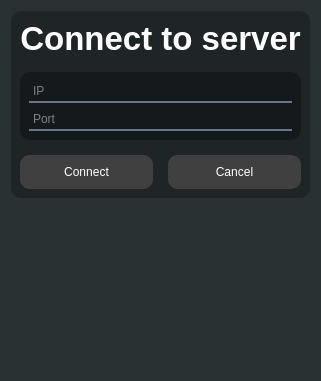
Above: client/UI/connection.ui from Inso4ka/CL-system before the change. Below: the same form after it.
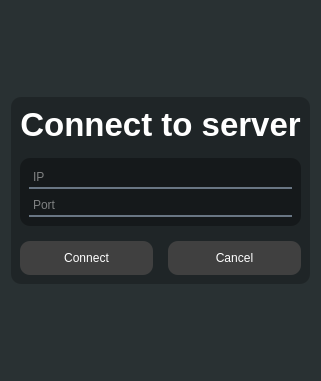
That is the form after the change. Icons and pictures are not drawn.

What changed in the file:
```diff
--- a/client/UI/connection.ui
+++ b/client/UI/connection.ui
@@ -17,6 +17,19 @@
    <string notr="true">background-color: rgb(41, 49, 51);</string>
   </property>
   <layout class="QVBoxLayout" name="verticalLayout_3">
+   <item>
+    <spacer name="verticalSpacer_2">
+     <property name="orientation">
+      <enum>Qt::Vertical</enum>
+     </property>
+     <property name="sizeHint" stdset="0">
+      <size>
+       <width>20</width>
+       <height>40</height>
+      </size>
+     </property>
+    </spacer>
+   </item>
    <item>
     <widget class="QWidget" name="widget" native="true">
      <property name="styleSheet">
```
